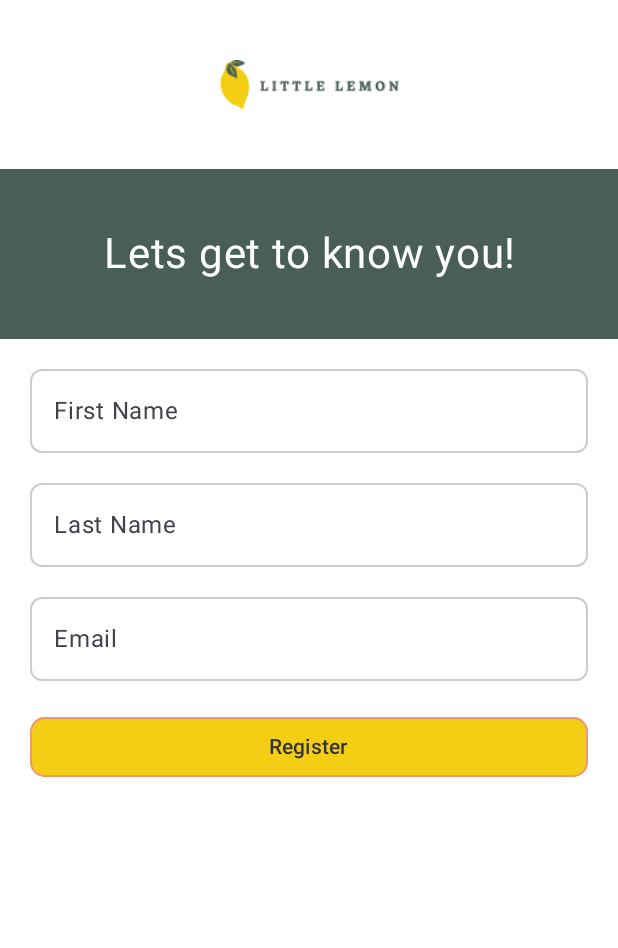
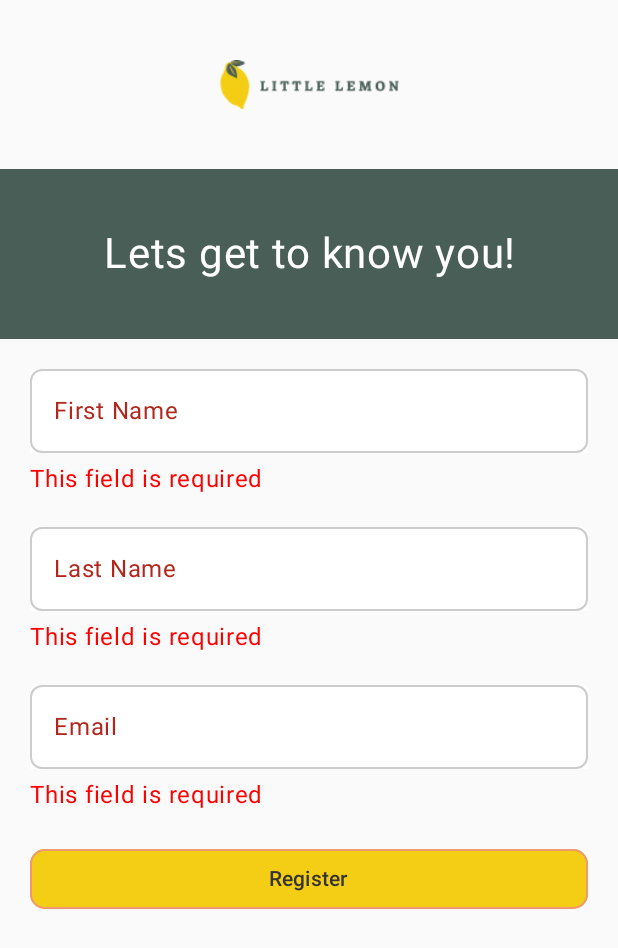
Before and after one commit to lgarciaruiz/little-lemon, an Android app built with Jetpack Compose: the screen it shows after launch (MainActivity), after a tap on "Register", on a phone screen of 412 x 824 dp. Shown: the top 948 px of the screen. Run offline under Robolectric (Android 15) with nearby library versions, the phone set to English and light mode, and no system bars.

```diff
--- a/app/build.gradle.kts
+++ b/app/build.gradle.kts
@@ -40,8 +40,8 @@ android {
 }
 
 dependencies {
-
     implementation(libs.androidx.core.ktx)
+    implementation(libs.gson)
     implementation(libs.androidx.lifecycle.runtime.ktx)
     implementation(libs.androidx.activity.compose)
     implementation(platform(libs.androidx.compose.bom))
@@ -49,6 +49,7 @@ dependencies {
     implementation(libs.androidx.ui.graphics)
     implementation(libs.androidx.ui.tooling.preview)
     implementation(libs.androidx.material3)
+    implementation(libs.androidx.navigation.compose)
     testImplementation(libs.junit)
     androidTestImplementation(libs.androidx.junit)
     androidTestImplementation(libs.androidx.espresso.core)
--- a/app/src/main/java/com/example/littlelemon/MainActivity.kt
+++ b/app/src/main/java/com/example/littlelemon/MainActivity.kt
@@ -1,19 +1,11 @@
 package com.example.littlelemon
 
-import Onboarding
 import android.os.Bundle
 import androidx.activity.ComponentActivity
 import androidx.activity.compose.setContent
 import androidx.activity.enableEdgeToEdge
-import androidx.compose.foundation.background
-import androidx.compose.foundation.layout.fillMaxSize
-import androidx.compose.foundation.layout.padding
-import androidx.compose.material3.Scaffold
-import androidx.compose.material3.Text
-import androidx.compose.runtime.Composable
-import androidx.compose.ui.Modifier
-import androidx.compose.ui.graphics.Color
-import androidx.compose.ui.tooling.preview.Preview
+import androidx.navigation.compose.rememberNavController
+import com.example.littlelemon.composables.NavigationComposable
 import com.example.littlelemon.ui.theme.LittleLemonTheme
 
 class MainActivity : ComponentActivity() {
@@ -22,28 +14,9 @@ class MainActivity : ComponentActivity() {
         enableEdgeToEdge()
         setContent {
             LittleLemonTheme {
-                Scaffold(modifier = Modifier.fillMaxSize(),
-                    containerColor = Color.White
-                ) { innerPadding ->
-                    Onboarding(modifier = Modifier.padding(innerPadding))
-                }
+                val navController = rememberNavController()
+                NavigationComposable(navController)
             }
         }
     }
 }
-
-@Composable
-fun Greeting(name: String, modifier: Modifier = Modifier) {
-    Text(
-        text = "Hello $name!",
-        modifier = modifier
-    )
-}
-
-@Preview(showBackground = true)
-@Composable
-fun GreetingPreview() {
-    LittleLemonTheme {
-        Greeting("Android")
-    }
-}
--- a/app/src/main/java/com/example/littlelemon/composables/Button.kt
+++ b/app/src/main/java/com/example/littlelemon/composables/Button.kt
@@ -1,3 +1,4 @@
+package com.example.littlelemon.composables
 import androidx.compose.foundation.BorderStroke
 import androidx.compose.foundation.shape.RoundedCornerShape
 import androidx.compose.material3.Button
--- /dev/null
+++ b/app/src/main/java/com/example/littlelemon/composables/NavigationComposable.kt
@@ -0,0 +1,30 @@
+package com.example.littlelemon.composables
+import android.content.Context
+import com.example.littlelemon.destinations.Onboarding as OnboardingDestination
+import androidx.compose.runtime.Composable
+import androidx.compose.ui.platform.LocalContext
+import androidx.navigation.NavHostController
+import androidx.navigation.compose.NavHost
+import androidx.navigation.compose.composable
+import com.example.littlelemon.destinations.Home
+import com.example.littlelemon.destinations.Profile
+import com.example.littlelemon.storage.UserPreferences
+
+
+@Composable
+fun NavigationComposable(navController: NavHostController) {
+    val userSettings = UserPreferences.getUser(LocalContext.current)
+    val startDestination = if (userSettings == null) OnboardingDestination.route else Home.route
+
+    NavHost(navController = navController, startDestination = startDestination) {
+        composable(OnboardingDestination.route){
+            Onboarding(navController = navController)
+        }
+        composable(Home.route){
+            Home()
+        }
+        composable(Profile.route){
+            Profile()
+        }
+    }
+}
--- a/app/src/main/java/com/example/littlelemon/composables/Onboarding.kt
+++ b/app/src/main/java/com/example/littlelemon/composables/Onboarding.kt
@@ -1,3 +1,4 @@
+package com.example.littlelemon.composables
 import androidx.compose.foundation.Image
 import androidx.compose.foundation.background
 import androidx.compose.foundation.border
@@ -19,15 +20,27 @@ import androidx.compose.ui.Alignment
 import androidx.compose.ui.Modifier
 import androidx.compose.ui.graphics.Color
 import androidx.compose.ui.layout.ContentScale
+import androidx.compose.ui.platform.LocalContext
 import androidx.compose.ui.res.painterResource
 import androidx.compose.ui.text.style.TextAlign
 import androidx.compose.ui.tooling.preview.Preview
 import androidx.compose.ui.unit.dp
 import androidx.compose.ui.unit.sp
+import androidx.navigation.NavHostController
+import androidx.navigation.compose.rememberNavController
 import com.example.littlelemon.R
+import com.example.littlelemon.destinations.Home
+import com.example.littlelemon.model.User
+import com.example.littlelemon.storage.UserPreferences
 
 @Composable
-fun Onboarding(modifier: Modifier = Modifier) {
+fun Onboarding(modifier: Modifier = Modifier, navController: NavHostController) {
+    var firstName by remember { mutableStateOf("") }
+    var lastName by remember { mutableStateOf("") }
+    var email by remember { mutableStateOf("") }
+    var showError by remember { mutableStateOf(false) }
+    val context = LocalContext.current
+
     Column(modifier = modifier) {
         Image(
             painterResource(id = R.drawable.logo),
@@ -48,20 +61,34 @@ fun Onboarding(modifier: Modifier = Modifier) {
             textAlign = TextAlign.Center
         )
         Spacer(modifier = Modifier.padding(10.dp))
-        OnboardInput(label = "First Name")
+        OnboardInput(label = "First Name", text = firstName, showError = showError && firstName.isEmpty()){firstName = it}
         Spacer(modifier = Modifier.padding(10.dp))
-        OnboardInput(label = "Last Name")
+        OnboardInput(label = "Last Name", text = lastName, showError = showError && lastName.isEmpty()){lastName = it}
         Spacer(modifier = Modifier.padding(10.dp))
-        OnboardInput(label = "Email", placeholderText = "example@gmail.com")
+        OnboardInput(label = "Email", text = email, placeholderText = "example@gmail.com", showError = showError && email.isEmpty()){email = it}
         LLButton(text = "Register", modifier = Modifier.padding(20.dp).fillMaxWidth()) {
-            // Do something when the button is clicked
+            if(firstName.isEmpty() || lastName.isEmpty() || email.isEmpty()) {
+                //TODO: Show error message
+                showError = true
+            } else {
+                //TODO: Navigate to Home and write to sharedpreferences
+                val user = User(firstName, lastName, email)
+                UserPreferences.saveUser(context, user)
+                println("pressedbutton")
+                navController.navigate(Home.route)
+            }
         }
     }
 }
 
 @Composable
-fun OnboardInput(label: String = "", placeholderText: String = "") {
-    var text by remember { mutableStateOf("") }
+fun OnboardInput(
+    label: String = "",
+    text: String,
+    placeholderText: String = "",
+    showError: Boolean = false,
+    onChange: (String)-> Unit
+) {
     Column(
         modifier = Modifier.padding(horizontal = 20.dp)
     ) {
@@ -71,19 +98,30 @@ fun OnboardInput(label: String = "", placeholderText: String = "") {
                 focusedContainerColor = Color.White,
                 unfocusedContainerColor = Color.White,
                 focusedIndicatorColor = Color.White,
-                unfocusedIndicatorColor = Color.White
+                unfocusedIndicatorColor = Color.White,
+                errorContainerColor = Color.White,
+                errorIndicatorColor = Color.White
             ),
-            onValueChange = { text = it },
+            isError = showError,
+            onValueChange = { onChange(it) },
             label = { Text(label) },
             placeholder = { Text(text = placeholderText) },
             modifier = Modifier.fillMaxWidth()
                     .border(1.dp, Color.LightGray, RoundedCornerShape(8.dp))
         )
+        if(showError) {
+            Text(
+                text = "This field is required",
+                color = Color.Red,
+                modifier = Modifier.padding(top = 5.dp)
+            )
+        }
     }
 }
 
 @Composable
 @Preview
 fun OnboardingPreview(){
-    Onboarding()
+    val navController = rememberNavController()
+    Onboarding(navController = navController)
 }
--- /dev/null
+++ b/app/src/main/java/com/example/littlelemon/destinations/Destinations.kt
@@ -0,0 +1,17 @@
+package com.example.littlelemon.destinations
+
+interface Destinations {
+    val route: String
+}
+
+object Home : Destinations {
+    override val route: String = "Home"
+}
+
+object Profile : Destinations {
+    override val route: String = "Profile"
+}
+
+object Onboarding : Destinations {
+    override val route: String = "Onboarding"
+}
--- /dev/null
+++ b/app/src/main/java/com/example/littlelemon/storage/UserPreferences.kt
@@ -0,0 +1,29 @@
+package com.example.littlelemon.storage
+
+import android.content.Context
+import android.content.SharedPreferences
+import com.example.littlelemon.model.User
+import com.google.gson.Gson
+
+object UserPreferences {
+    private const val PREFS_NAME = "ll_user_prefs";
+    private const val USER_KEY = "user"
+
+    private fun getPrefs(context: Context): SharedPreferences{
+        return context.getSharedPreferences(PREFS_NAME, Context.MODE_PRIVATE)
+    }
+
+    fun saveUser(context: Context, user: User) {
+        val userJson = Gson().toJson(user)
+        getPrefs(context).edit().putString(USER_KEY, userJson).apply()
+    }
+
+    fun getUser(context: Context): User? {
+        val userJson = getPrefs(context).getString(USER_KEY, null)
+        return if (userJson != null) Gson().fromJson(userJson, User::class.java) else null
+    }
+
+    fun clearUser(context: Context) {
+        getPrefs(context).edit().remove(USER_KEY).apply()
+    }
+}
--- a/gradle/libs.versions.toml
+++ b/gradle/libs.versions.toml
@@ -1,5 +1,6 @@
 [versions]
 agp = "8.7.2"
+gson = "2.10.1"
 kotlin = "2.0.0"
 coreKtx = "1.15.0"
 junit = "4.13.2"
@@ -8,9 +9,11 @@ espressoCore = "3.6.1"
 lifecycleRuntimeKtx = "2.8.7"
 activityCompose = "1.10.1"
 composeBom = "2024.04.01"
+navigationCompose = "2.5.3"
 
 [libraries]
 androidx-core-ktx = { group = "androidx.core", name = "core-ktx", version.ref = "coreKtx" }
+gson = { module = "com.google.code.gson:gson", version.ref = "gson" }
 junit = { group = "junit", name = "junit", version.ref = "junit" }
 androidx-junit = { group = "androidx.test.ext", name = "junit", version.ref = "junitVersion" }
 androidx-espresso-core = { group = "androidx.test.espresso", name = "espresso-core", version.ref = "espressoCore" }
@@ -24,6 +27,7 @@ androidx-ui-tooling-preview = { group = "androidx.compose.ui", name = "ui-toolin
 androidx-ui-test-manifest = { group = "androidx.compose.ui", name = "ui-test-manifest" }
 androidx-ui-test-junit4 = { group = "androidx.compose.ui", name = "ui-test-junit4" }
 androidx-material3 = { group = "androidx.compose.material3", name = "material3" }
+androidx-navigation-compose = { group = "androidx.navigation", name = "navigation-compose", version.ref = "navigationCompose" }
 
 [plugins]
 android-application = { id = "com.android.application", version.ref = "agp" }
```
Also changed, not shown: app/src/main/java/com/example/littlelemon/composables/Home.kt (added, +9 -0 lines), app/src/main/java/com/example/littlelemon/composables/Profile.kt (added, +9 -0 lines), app/src/main/java/com/example/littlelemon/model/User.kt (added, +7 -0 lines).
